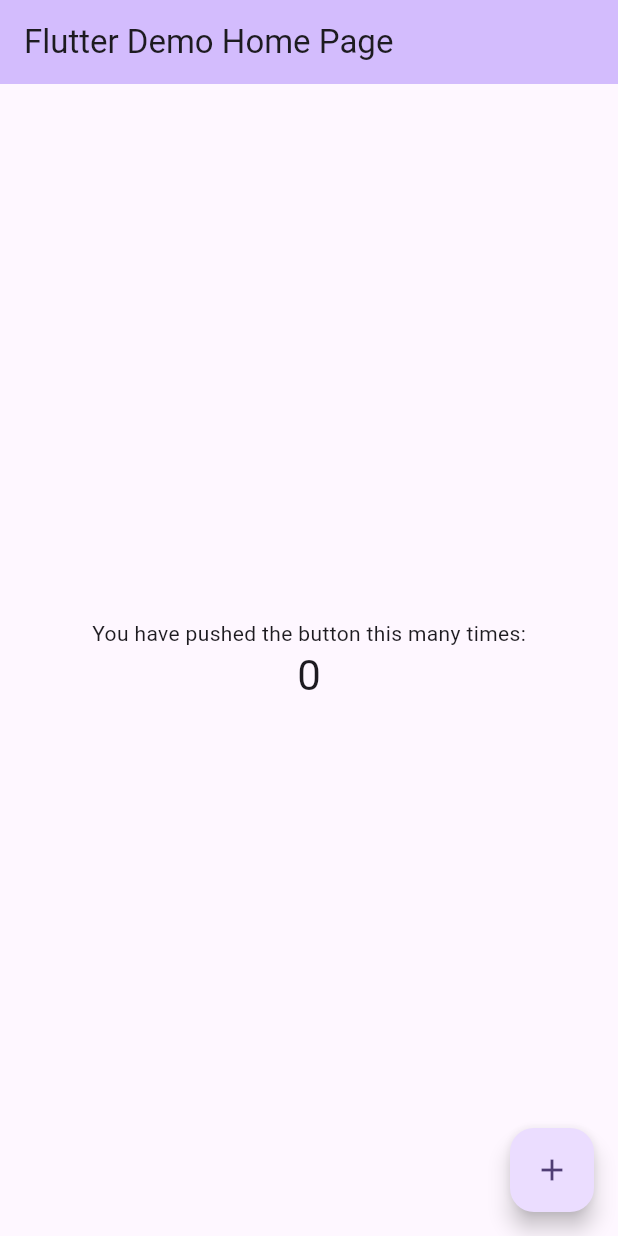
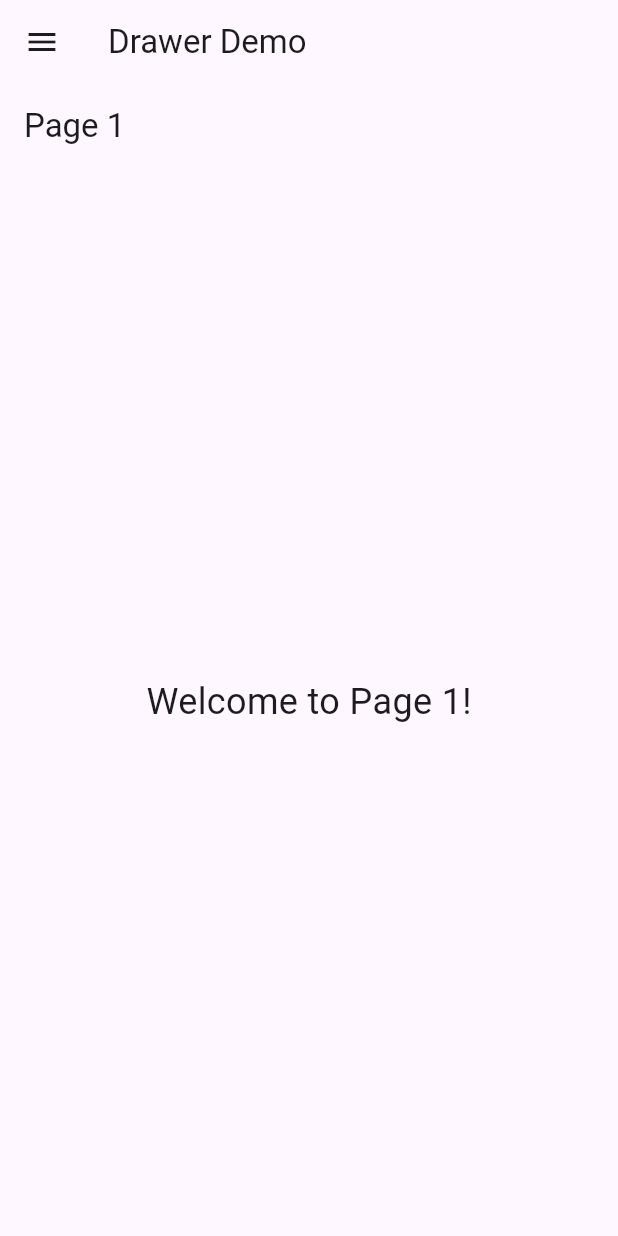
Before and after one commit to akikungz/learn-flutter, a Flutter app: the screen it shows after launch, on a phone screen of 412 x 824 dp. Run offline on Flutter 3.47's test engine with Material 3 defaults, Android fonts, the light colour scheme and no system bars.

Commit message:
Add pages and update main structure for lecture 07-4 Flutter project

```diff
--- a/lecture_07_4/lib/main.dart
+++ b/lecture_07_4/lib/main.dart
@@ -1,52 +1,26 @@
 import 'package:flutter/material.dart';
+import 'package:lecture_07_4/pages/page_1.dart';
+import 'package:lecture_07_4/pages/page_2.dart';
+import 'package:lecture_07_4/pages/show_pic.dart';
 
-void main() {
-  runApp(const MyApp());
-}
+void main() => runApp(const MyApp());
 
 class MyApp extends StatelessWidget {
   const MyApp({super.key});
 
-  // This widget is the root of your application.
+  static const appTitle = 'Drawer Demo';
+
   @override
   Widget build(BuildContext context) {
-    return MaterialApp(
-      title: 'Flutter Demo',
-      theme: ThemeData(
-        // This is the theme of your application.
-        //
-        // TRY THIS: Try running your application with "flutter run". You'll see
-        // the application has a purple toolbar. Then, without quitting the app,
-        // try changing the seedColor in the colorScheme below to Colors.green
-        // and then invoke "hot reload" (save your changes or press the "hot
-        // reload" button in a Flutter-supported IDE, or press "r" if you used
-        // the command line to start the app).
-        //
-        // Notice that the counter didn't reset back to zero; the application
-        // state is not lost during the reload. To reset the state, use hot
-        // restart instead.
-        //
-        // This works for code too, not just values: Most code changes can be
-        // tested with just a hot reload.
-        colorScheme: ColorScheme.fromSeed(seedColor: Colors.deepPurple),
-        useMaterial3: true,
-      ),
-      home: const MyHomePage(title: 'Flutter Demo Home Page'),
+    return const MaterialApp(
+      title: appTitle,
+      home: MyHomePage(title: appTitle),
     );
   }
 }
 
 class MyHomePage extends StatefulWidget {
   const MyHomePage({super.key, required this.title});
-
-  // This widget is the home page of your application. It is stateful, meaning
-  // that it has a State object (defined below) that contains fields that affect
-  // how it looks.
-
-  // This class is the configuration for the state. It holds the values (in this
-  // case the title) provided by the parent (in this case the App widget) and
-  // used by the build method of the State. Fields in a Widget subclass are
-  // always marked "final".
 
   final String title;
 
@@ -55,69 +29,47 @@ class MyHomePage extends StatefulWidget {
 }
 
 class _MyHomePageState extends State<MyHomePage> {
-  int _counter = 0;
+  Widget _currentPage = const Page1();
 
-  void _incrementCounter() {
+  void _changePage(Widget page) {
     setState(() {
-      // This call to setState tells the Flutter framework that something has
-      // changed in this State, which causes it to rerun the build method below
-      // so that the display can reflect the updated values. If we changed
-      // _counter without calling setState(), then the build method would not be
-      // called again, and so nothing would appear to happen.
-      _counter++;
+      _currentPage = page;
     });
+
+    Navigator.pop(context);
   }
 
   @override
   Widget build(BuildContext context) {
-    // This method is rerun every time setState is called, for instance as done
-    // by the _incrementCounter method above.
-    //
-    // The Flutter framework has been optimized to make rerunning build methods
-    // fast, so that you can just rebuild anything that needs updating rather
-    // than having to individually change instances of widgets.
     return Scaffold(
-      appBar: AppBar(
-        // TRY THIS: Try changing the color here to a specific color (to
-        // Colors.amber, perhaps?) and trigger a hot reload to see the AppBar
-        // change color while the other colors stay the same.
-        backgroundColor: Theme.of(context).colorScheme.inversePrimary,
-        // Here we take the value from the MyHomePage object that was created by
-        // the App.build method, and use it to set our appbar title.
-        title: Text(widget.title),
-      ),
-      body: Center(
-        // Center is a layout widget. It takes a single child and positions it
-        // in the middle of the parent.
-        child: Column(
-          // Column is also a layout widget. It takes a list of children and
-          // arranges them vertically. By default, it sizes itself to fit its
-          // children horizontally, and tries to be as tall as its parent.
-          //
-          // Column has various properties to control how it sizes itself and
-          // how it positions its children. Here we use mainAxisAlignment to
-          // center the children vertically; the main axis here is the vertical
-          // axis because Columns are vertical (the cross axis would be
-          // horizontal).
-          //
-          // TRY THIS: Invoke "debug painting" (choose the "Toggle Debug Paint"
-          // action in the IDE, or press "p" in the console), to see the
-          // wireframe for each widget.
-          mainAxisAlignment: MainAxisAlignment.center,
-          children: <Widget>[
-            const Text('You have pushed the button this many times:'),
-            Text(
-              '$_counter',
-              style: Theme.of(context).textTheme.headlineMedium,
+      appBar: AppBar(title: Text(widget.title)),
+      body: _currentPage,
+      drawer: Drawer(
+        child: ListView(
+          padding: EdgeInsets.zero,
+          children: [
+            DrawerHeader(
+              decoration: BoxDecoration(color: Colors.blue),
+              child: Text(
+                'Drawer Header',
+                style: TextStyle(color: Colors.white),
+              ),
+            ),
+            ListTile(
+              title: const Text('Page 1'),
+              onTap: () => _changePage(const Page1()),
+            ),
+            ListTile(
+              title: const Text('Page 2'),
+              onTap: () => _changePage(const Page2()),
+            ),
+            ListTile(
+              title: const Text('Show Picture'),
+              onTap: () => _changePage(const ShowPic()),
             ),
           ],
         ),
       ),
-      floatingActionButton: FloatingActionButton(
-        onPressed: _incrementCounter,
-        tooltip: 'Increment',
-        child: const Icon(Icons.add),
-      ), // This trailing comma makes auto-formatting nicer for build methods.
     );
   }
 }
--- /dev/null
+++ b/lecture_07_4/lib/pages/page_1.dart
@@ -0,0 +1,15 @@
+import 'package:flutter/material.dart';
+
+class Page1 extends StatelessWidget {
+  const Page1({super.key});
+
+  @override
+  Widget build(BuildContext context) {
+    return Scaffold(
+      appBar: AppBar(title: Text('Page 1')),
+      body: Center(
+        child: Text('Welcome to Page 1!', style: TextStyle(fontSize: 24)),
+      ),
+    );
+  }
+}
--- /dev/null
+++ b/lecture_07_4/lib/pages/page_2.dart
@@ -0,0 +1,15 @@
+import 'package:flutter/material.dart';
+
+class Page2 extends StatelessWidget {
+  const Page2({super.key});
+
+  @override
+  Widget build(BuildContext context) {
+    return Scaffold(
+      appBar: AppBar(title: Text('Page 2')),
+      body: Center(
+        child: Text('Welcome to Page 2!', style: TextStyle(fontSize: 24)),
+      ),
+    );
+  }
+}
--- a/lecture_07_4/pubspec.yaml
+++ b/lecture_07_4/pubspec.yaml
@@ -58,8 +58,9 @@ flutter:
   uses-material-design: true
 
   # To add assets to your application, add an assets section, like this:
-  # assets:
-  #   - images/a_dot_burr.jpeg
+  assets:
+  - assets/images/
+    # - images/a_dot_burr.jpeg
   #   - images/a_dot_ham.jpeg
 
   # An image asset can refer to one or more resolution-specific "variants", see
```
Also changed, not shown: lecture_07_4/lib/pages/show_pic.dart (added, +48 -0 lines), lecture_07_4/assets/images/image_1.gif (added), lecture_07_4/assets/images/image_2.gif (added).
